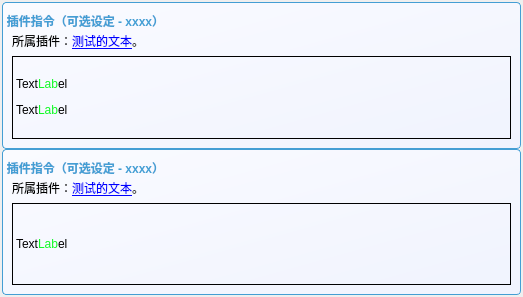
DrillUp/DrillPluginInformationReader, file DrillPluginInformationReader/Source/InformationModule/commandSearcherPart/helpDetailPart/p_ScriptHelp_CommandSearchCell.ui: the form before one commit.
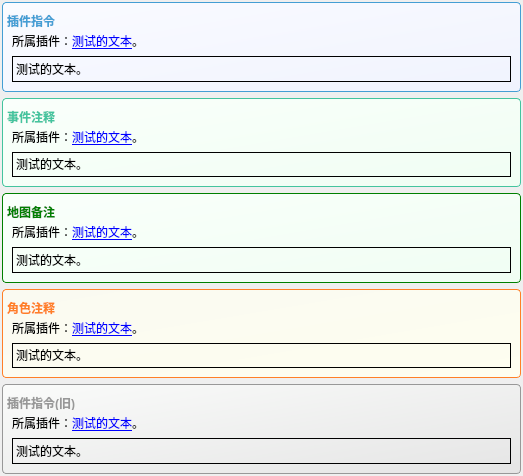
The form after the commit.

Commit message: 指令搜索器初步完成。

```diff
--- a/DrillPluginInformationReader/Source/InformationModule/commandSearcherPart/helpDetailPart/p_ScriptHelp_CommandSearchCell.ui
+++ b/DrillPluginInformationReader/Source/InformationModule/commandSearcherPart/helpDetailPart/p_ScriptHelp_CommandSearchCell.ui
@@ -7,18 +7,34 @@
     <x>0</x>
     <y>0</y>
     <width>523</width>
-    <height>297</height>
+    <height>476</height>
    </rect>
   </property>
   <property name="windowTitle">
    <string>Form</string>
   </property>
   <property name="styleSheet">
-   <string notr="true"/>
+   <string notr="true">
+/* == 群组控件 == */
+QGroupBox{
+	margin-top: 0.5em;
+	padding-top: 20px;
+	font-weight:bold;
+    border-radius: 4px;
+}
+QGroupBox::title {
+	subcontrol-origin: margin;
+	subcontrol-position: top left;
+	top: 12px;
+	left: 2px;
+	margin-left: 0px;
+	padding: 0 1px;
+}
+QGroupBox:disabled { border:1px solid #CCCCCC; background: #FFFFFF; }</string>
   </property>
   <layout class="QVBoxLayout" name="verticalLayout_2">
    <property name="spacing">
-    <number>0</number>
+    <number>6</number>
    </property>
    <property name="leftMargin">
     <number>2</number>
@@ -36,28 +52,14 @@
     <widget class="QGroupBox" name="groupBox_2">
      <property name="styleSheet">
       <string notr="true">
-/* == 群组控件 == */
 QGroupBox{
-	margin-top: 0.5em;
-	padding-top: 20px;
 	color:#449ed4;
-	font-weight:bold;
     border: 1px solid #449ed4;
-    border-radius: 4px;
 	background-color: qlineargradient(spread:pad, x1:0, y1:0, x2:1, y2:1, stop:0 #FAFBFF, stop:1 #F0F3FE );
-}
-QGroupBox::title {
-	subcontrol-origin: margin;
-	subcontrol-position: top left;
-	top: 12px;
-	left: 2px;
-	margin-left: 0px;
-	padding: 0 1px;
-}
-QGroupBox:disabled { border:1px solid #CCCCCC; background: #FFFFFF; }</string>
+}</string>
      </property>
      <property name="title">
-      <string>插件指令（可选设定 - xxxx）</string>
+      <string>插件指令</string>
      </property>
      <layout class="QVBoxLayout" name="verticalLayout_4" stretch="0,1">
       <item>
@@ -76,8 +78,11 @@
          <string notr="true">border:1px solid #000;</string>
         </property>
         <property name="text">
-         <string>&lt;html&gt;&lt;head/&gt;&lt;body&gt;&lt;p&gt;Text&lt;span style=&quot; color:#10fa24;&quot;&gt;Lab&lt;/span&gt;el&lt;/p&gt;&lt;p&gt;Text&lt;span style=&quot; color:#10fa24;&quot;&gt;Lab&lt;/span&gt;el&lt;/p&gt;&lt;/body&gt;&lt;/html&gt;</string>
+         <string>&lt;html&gt;&lt;head/&gt;&lt;body&gt;&lt;p&gt;测试的文本。&lt;/p&gt;&lt;/body&gt;&lt;/html&gt;</string>
         </property>
+        <property name="wordWrap">
+         <bool>true</bool>
+        </property>
         <property name="textInteractionFlags">
          <set>Qt::LinksAccessibleByMouse|Qt::TextSelectableByMouse</set>
         </property>
@@ -90,28 +95,143 @@
     <widget class="QGroupBox" name="groupBox">
      <property name="styleSheet">
       <string notr="true">
-/* == 群组控件 == */
 QGroupBox{
-	margin-top: 0.5em;
-	padding-top: 20px;
-	color:#449ed4;
-	font-weight:bold;
-    border: 1px solid #449ed4;
-    border-radius: 4px;
-	background-color: qlineargradient(spread:pad, x1:0, y1:0, x2:1, y2:1, stop:0 #FAFBFF, stop:1 #F0F3FE );
-}
-QGroupBox::title {
-	subcontrol-origin: margin;
-	subcontrol-position: top left;
-	top: 12px;
-	left: 2px;
-	margin-left: 0px;
-	padding: 0 1px;
-}
-QGroupBox:disabled { border:1px solid #CCCCCC; background: #FFFFFF; }</string>
+	color:#44c49e;
+    border: 1px solid #44c49e;
+	background-color: qlineargradient(spread:pad, x1:0, y1:0, x2:1, y2:1, stop:0 #FAFFFB, stop:1 #F0FEF3 );
+}</string>
      </property>
      <property name="title">
-      <string>插件指令（可选设定 - xxxx）</string>
+      <string>事件注释</string>
+     </property>
+     <layout class="QVBoxLayout" name="verticalLayout_3" stretch="0,1">
+      <item>
+       <widget class="QLabel" name="label_pluginName_B">
+        <property name="text">
+         <string>&lt;html&gt;&lt;head/&gt;&lt;body&gt;&lt;p&gt;所属插件：&lt;a href=&quot;测试的文本&quot;&gt;&lt;span style=&quot; text-decoration: underline; color:#0000ff;&quot;&gt;测试的文本&lt;/span&gt;&lt;/a&gt;。&lt;/p&gt;&lt;/body&gt;&lt;/html&gt;</string>
+        </property>
+        <property name="wordWrap">
+         <bool>true</bool>
+        </property>
+       </widget>
+      </item>
+      <item>
+       <widget class="QLabel" name="label_context_B">
+        <property name="styleSheet">
+         <string notr="true">border:1px solid #000;</string>
+        </property>
+        <property name="text">
+         <string>&lt;html&gt;&lt;head/&gt;&lt;body&gt;&lt;p&gt;测试的文本。&lt;/p&gt;&lt;/body&gt;&lt;/html&gt;</string>
+        </property>
+        <property name="wordWrap">
+         <bool>true</bool>
+        </property>
+        <property name="textInteractionFlags">
+         <set>Qt::LinksAccessibleByMouse|Qt::TextSelectableByMouse</set>
+        </property>
+       </widget>
+      </item>
+     </layout>
+    </widget>
+   </item>
+   <item>
+    <widget class="QGroupBox" name="groupBox_C">
+     <property name="styleSheet">
+      <string notr="true">
+QGroupBox{
+	color:#008000;
+    border: 1px solid #008000;
+	background-color: qlineargradient(spread:pad, x1:0, y1:0, x2:1, y2:1, stop:0 #FAFFFB, stop:1 #F0FEF3 );
+}</string>
+     </property>
+     <property name="title">
+      <string>地图备注</string>
+     </property>
+     <layout class="QVBoxLayout" name="verticalLayout_5" stretch="0,1">
+      <item>
+       <widget class="QLabel" name="label_pluginName_C">
+        <property name="text">
+         <string>&lt;html&gt;&lt;head/&gt;&lt;body&gt;&lt;p&gt;所属插件：&lt;a href=&quot;测试的文本&quot;&gt;&lt;span style=&quot; text-decoration: underline; color:#0000ff;&quot;&gt;测试的文本&lt;/span&gt;&lt;/a&gt;。&lt;/p&gt;&lt;/body&gt;&lt;/html&gt;</string>
+        </property>
+        <property name="wordWrap">
+         <bool>true</bool>
+        </property>
+       </widget>
+      </item>
+      <item>
+       <widget class="QLabel" name="label_context_C">
+        <property name="styleSheet">
+         <string notr="true">border:1px solid #000;</string>
+        </property>
+        <property name="text">
+         <string>&lt;html&gt;&lt;head/&gt;&lt;body&gt;&lt;p&gt;测试的文本。&lt;/p&gt;&lt;/body&gt;&lt;/html&gt;</string>
+        </property>
+        <property name="wordWrap">
+         <bool>true</bool>
+        </property>
+        <property name="textInteractionFlags">
+         <set>Qt::LinksAccessibleByMouse|Qt::TextSelectableByMouse</set>
+        </property>
+       </widget>
+      </item>
+     </layout>
+    </widget>
+   </item>
+   <item>
+    <widget class="QGroupBox" name="groupBox_D">
+     <property name="styleSheet">
+      <string notr="true">
+QGroupBox{
+	color:#FF7F27;
+    border: 1px solid #FF7F27;
+	background-color: qlineargradient(spread:pad, x1:0, y1:0, x2:1, y2:1, stop:0 #FAFAF1, stop:1 #FEFEF0 );
+}</string>
+     </property>
+     <property name="title">
+      <string>角色注释</string>
+     </property>
+     <layout class="QVBoxLayout" name="verticalLayout_6" stretch="0,1">
+      <item>
+       <widget class="QLabel" name="label_pluginName_D">
+        <property name="text">
+         <string>&lt;html&gt;&lt;head/&gt;&lt;body&gt;&lt;p&gt;所属插件：&lt;a href=&quot;测试的文本&quot;&gt;&lt;span style=&quot; text-decoration: underline; color:#0000ff;&quot;&gt;测试的文本&lt;/span&gt;&lt;/a&gt;。&lt;/p&gt;&lt;/body&gt;&lt;/html&gt;</string>
+        </property>
+        <property name="wordWrap">
+         <bool>true</bool>
+        </property>
+       </widget>
+      </item>
+      <item>
+       <widget class="QLabel" name="label_context_D">
+        <property name="styleSheet">
+         <string notr="true">border:1px solid #000;</string>
+        </property>
+        <property name="text">
+         <string>&lt;html&gt;&lt;head/&gt;&lt;body&gt;&lt;p&gt;测试的文本。&lt;/p&gt;&lt;/body&gt;&lt;/html&gt;</string>
+        </property>
+        <property name="wordWrap">
+         <bool>true</bool>
+        </property>
+        <property name="textInteractionFlags">
+         <set>Qt::LinksAccessibleByMouse|Qt::TextSelectableByMouse</set>
+        </property>
+       </widget>
+      </item>
+     </layout>
+    </widget>
+   </item>
+   <item>
+    <widget class="QGroupBox" name="groupBox_E">
+     <property name="styleSheet">
+      <string notr="true">
+QGroupBox{
+	color:#989898;
+    border: 1px solid #989898;
+	background-color: qlineargradient(spread:pad, x1:0, y1:0, x2:1, y2:1, stop:0 #FAFBFA, stop:1 #E5E5E5 );
+}</string>
+     </property>
+     <property name="title">
+      <string>插件指令(旧)</string>
      </property>
      <layout class="QVBoxLayout" name="verticalLayout" stretch="0,1">
       <item>
@@ -130,7 +250,10 @@
          <string notr="true">border:1px solid #000;</string>
         </property>
         <property name="text">
-         <string>&lt;html&gt;&lt;head/&gt;&lt;body&gt;&lt;p&gt;Text&lt;span style=&quot; color:#10fa24;&quot;&gt;Lab&lt;/span&gt;el&lt;/p&gt;&lt;/body&gt;&lt;/html&gt;</string>
+         <string>&lt;html&gt;&lt;head/&gt;&lt;body&gt;&lt;p&gt;测试的文本。&lt;/p&gt;&lt;/body&gt;&lt;/html&gt;</string>
+        </property>
+        <property name="wordWrap">
+         <bool>true</bool>
         </property>
         <property name="textInteractionFlags">
          <set>Qt::LinksAccessibleByMouse|Qt::TextSelectableByMouse</set>
```
Left out of the diff: 12 changed lines with no effect on the pictures. The commit also changes 11 other files.
